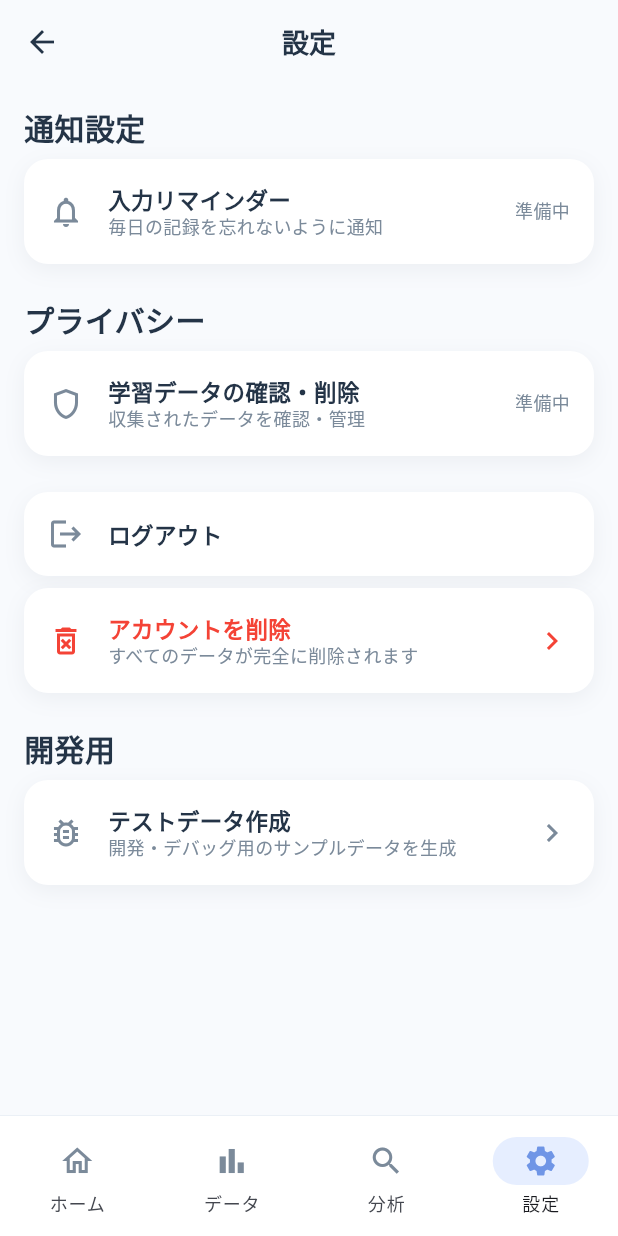
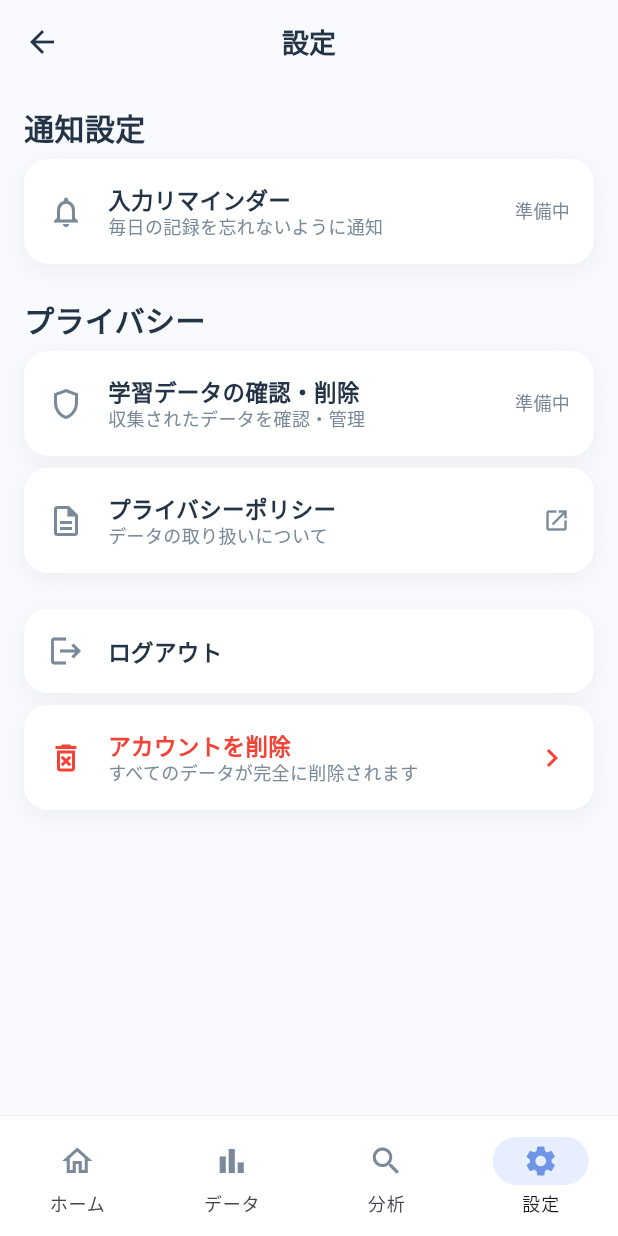
Before and after one commit to nuwaaaa/health-predictor, a Flutter app: the MainScaffold screen opened directly, item 4 of the bottom bar chosen, on a phone screen of 412 x 824 dp. Run offline on Flutter 3.47's test engine with Material 3 defaults, Android fonts, the phone set to English and light mode, and no system bars; our stand-ins replace cloud_firestore, firebase_auth, firebase_core, fl_chart, shared_preferences; missing offline and left inert: health; accounts and stored records are empty.

Commit message:
fix: 本番リリース準備 — セキュリティ・パフォーマンス・UX改善
🔴 必須修正:
- deleteAllUserData() に batch_logs サブコレクション追加（GDPR対応）
- Firestore オフライン永続化を有効化（圏外時もデータ閲覧可能に）
- テストデータ生成を kDebugMode でガード（本番ビルドで非表示）

🟠 推奨修正:
- ComparisonChart の特徴量計算をキャッシュ化（毎フレーム再計算を防止）
- フィードバック二重送信防止（ローディング中はボタン無効化）
- エラーメッセージから内部例外情報を除去（developer.log に移動）
- アプリライフサイクル対応（WidgetsBindingObserver でフォアグラウンド復帰時にデータ更新）

🟡 将来改善:
- MoodSelector に Semantics ラベル追加（スクリーンリーダー対応）
- データマイグレーション基盤（MigrationService）を新規作成
- 設定画面にプライバシーポリシーリンク追加
- PredictionCard の信頼度バッジ色を AppColors に統一
- MainScaffold で resumed 時の重複 _loadAll 防止

https://claude.ai/code/session_01NEsNNrsR2HzgjNxV6S6c3g

```diff
--- a/lib/main.dart
+++ b/lib/main.dart
@@ -1,16 +1,20 @@
 import 'package:flutter/material.dart';
 import 'package:firebase_auth/firebase_auth.dart';
 import 'package:firebase_core/firebase_core.dart';
+import 'package:cloud_firestore/cloud_firestore.dart';
 import 'firebase_options.dart';
 import 'pages/main_scaffold.dart';
 import 'pages/login_page.dart';
 import 'pages/onboarding_page.dart';
 import 'services/auth_service.dart';
+import 'services/migration_service.dart';
 import 'theme/app_theme.dart';
 
 void main() async {
   WidgetsFlutterBinding.ensureInitialized();
   await Firebase.initializeApp(options: DefaultFirebaseOptions.currentPlatform);
+  FirebaseFirestore.instance.settings = const Settings(persistenceEnabled: true);
+  await MigrationService.runMigrations();
   final onboardingDone = await OnboardingPage.isCompleted();
   runApp(MyApp(onboardingDone: onboardingDone));
 }
--- a/lib/pages/main_scaffold.dart
+++ b/lib/pages/main_scaffold.dart
@@ -19,7 +19,7 @@ class MainScaffold extends StatefulWidget {
   State<MainScaffold> createState() => MainScaffoldState();
 }
 
-class MainScaffoldState extends State<MainScaffold> {
+class MainScaffoldState extends State<MainScaffold> with WidgetsBindingObserver {
   final _authService = AuthService();
   late final FirestoreService _service;
 
@@ -36,10 +36,24 @@ class MainScaffoldState extends State<MainScaffold> {
   @override
   void initState() {
     super.initState();
+    WidgetsBinding.instance.addObserver(this);
     final uid = _authService.uid;
     if (uid == null) return;
     _service = FirestoreService(uid: uid);
     _loadAll();
+  }
+
+  @override
+  void dispose() {
+    WidgetsBinding.instance.removeObserver(this);
+    super.dispose();
+  }
+
+  @override
+  void didChangeAppLifecycleState(AppLifecycleState state) {
+    if (state == AppLifecycleState.resumed && !_loading) {
+      _loadAll();
+    }
   }
 
   Future<void> _loadAll() async {
@@ -111,8 +125,9 @@ class MainScaffoldState extends State<MainScaffold> {
     });
 
     if (errors.isNotEmpty) {
+      debugPrint('読み込みエラー: $errors');
       ScaffoldMessenger.of(context).showSnackBar(
-        SnackBar(content: Text('読み込み失敗: ${errors.first}')),
+        const SnackBar(content: Text('データの読み込みに失敗しました')),
       );
     }
   }
--- a/lib/pages/settings_page.dart
+++ b/lib/pages/settings_page.dart
@@ -1,6 +1,6 @@
 import 'dart:developer' as developer;
 
-import 'package:flutter/foundation.dart' show defaultTargetPlatform, TargetPlatform;
+import 'package:flutter/foundation.dart' show defaultTargetPlatform, kDebugMode, TargetPlatform;
 import 'package:flutter/material.dart';
 import 'package:cloud_firestore/cloud_firestore.dart';
 import 'package:firebase_auth/firebase_auth.dart';
@@ -49,7 +49,7 @@ class _SettingsPageState extends State<SettingsPage> {
       _showSnack(_linkErrorMessage(e.code));
     } catch (e) {
       developer.log('Google連携エラー(不明): $e', name: 'SettingsPage');
-      _showSnack('連携失敗: $e');
+      _showSnack('連携に失敗しました。しばらくしてから再度お試しください');
     } finally {
       if (mounted) setState(() => _linking = false);
     }
@@ -69,7 +69,7 @@ class _SettingsPageState extends State<SettingsPage> {
       _showSnack(_linkErrorMessage(e.code));
     } catch (e) {
       developer.log('Apple連携エラー(不明): $e', name: 'SettingsPage');
-      _showSnack('連携失敗: $e');
+      _showSnack('連携に失敗しました。しばらくしてから再度お試しください');
     } finally {
       if (mounted) setState(() => _linking = false);
     }
@@ -95,7 +95,7 @@ class _SettingsPageState extends State<SettingsPage> {
     } on FirebaseAuthException catch (e) {
       _showSnack(_linkErrorMessage(e.code));
     } catch (e) {
-      _showSnack('連携失敗: $e');
+      _showSnack('連携に失敗しました。しばらくしてから再度お試しください');
     } finally {
       if (mounted) setState(() => _linking = false);
     }
@@ -167,10 +167,11 @@ class _SettingsPageState extends State<SettingsPage> {
       if (e.code == 'requires-recent-login') {
         _showSnack('再認証が必要です。再度お試しください。');
       } else {
-        _showSnack('削除失敗: ${e.message}');
+        _showSnack('削除に失敗しました。しばらくしてから再度お試しください');
       }
     } catch (e) {
-      _showSnack('削除失敗: $e');
+      developer.log('アカウント削除エラー: $e', name: 'SettingsPage');
+      _showSnack('削除に失敗しました。しばらくしてから再度お試しください');
     } finally {
       if (mounted) setState(() => _deleting = false);
     }
@@ -235,7 +236,8 @@ class _SettingsPageState extends State<SettingsPage> {
         _showSnack('$days日分のテストデータを作成しました');
       }
     } catch (e) {
-      if (mounted) _showSnack('作成失敗: $e');
+      developer.log('テストデータ作成失敗: $e', name: 'SettingsPage');
+      if (mounted) _showSnack('テストデータの作成に失敗しました');
     } finally {
       if (mounted) setState(() => _seeding = false);
     }
@@ -341,6 +343,19 @@ class _SettingsPageState extends State<SettingsPage> {
               subtitle: '収集されたデータを確認・管理',
               trailing: Text('準備中', style: AppTextStyles.captionSmall),
             ),
+            const SizedBox(height: AppSpacing.sm),
+            _settingCard(
+              icon: Icons.description_outlined,
+              title: 'プライバシーポリシー',
+              subtitle: 'データの取り扱いについて',
+              trailing: const Icon(Icons.open_in_new, size: 18, color: AppColors.textSub),
+              onTap: () {
+                // TODO: プライバシーポリシーURLが確定したら更新する
+                ScaffoldMessenger.of(context).showSnackBar(
+                  const SnackBar(content: Text('プライバシーポリシーは準備中です')),
+                );
+              },
+            ),
 
             const SizedBox(height: AppSpacing.lg),
 
@@ -368,7 +383,8 @@ class _SettingsPageState extends State<SettingsPage> {
 
             const SizedBox(height: AppSpacing.lg),
 
-            // --- 開発用 ---
+            // --- 開発用（デバッグビルドのみ） ---
+            if (kDebugMode) ...[
               SectionHeader(title: '開発用'),
               const SizedBox(height: AppSpacing.sm),
               _settingCard(
@@ -380,6 +396,7 @@ class _SettingsPageState extends State<SettingsPage> {
                     : const Icon(Icons.chevron_right, color: AppColors.textSub),
                 onTap: _seeding ? null : _showSeedDialog,
               ),
+            ],
 
             const SizedBox(height: AppSpacing.xl),
           ],
--- a/lib/services/firestore_service.dart
+++ b/lib/services/firestore_service.dart
@@ -224,7 +224,7 @@ class FirestoreService {
   /// TODO: 設計書 Section 15.2 に従い Cloud Functions (onDelete トリガー)
   ///       で predictions サブコレクションも自動削除する仕組みを追加する
   Future<void> deleteAllUserData() async {
-    final deletable = ['daily', 'model_status', 'feedback', 'predictions'];
+    final deletable = ['daily', 'model_status', 'feedback', 'predictions', 'batch_logs'];
     for (final name in deletable) {
       final col = _userDoc.collection(name);
       final docs = await col.get();
--- a/lib/theme/app_theme.dart
+++ b/lib/theme/app_theme.dart
@@ -23,6 +23,12 @@ class AppColors {
   static const chartOrange = Color(0xFFE8A87C);
   static const chartGreen = Color(0xFF7EC8A8);
   static const chartGrid = Color(0xFFE6ECF3);
+
+  // Confidence badge
+  static const confidenceHighBg = Color(0xFFD4EDDA);
+  static const confidenceHighText = Color(0xFF276749);
+  static const confidenceMedBg = Color(0xFFFFF3CD);
+  static const confidenceMedText = Color(0xFF856404);
 }
 
 class AppTextStyles {
```
Also changed, not shown: lib/pages/analysis_page.dart (+6 -2 lines), lib/services/migration_service.dart (added, +35 -0 lines), lib/widgets/comparison_chart.dart (+15 -1 lines), lib/widgets/mood_selector.dart (+7 -1 lines), lib/widgets/prediction_card.dart (+4 -4 lines). Lines whose indentation alone changed are shown as unchanged.
